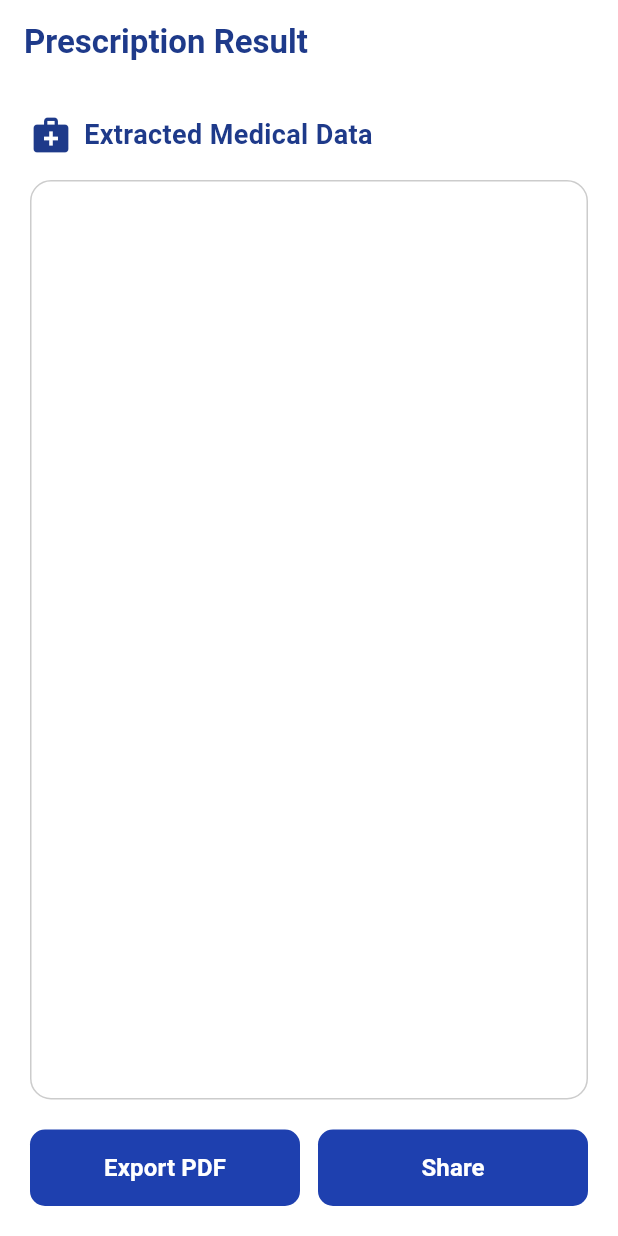
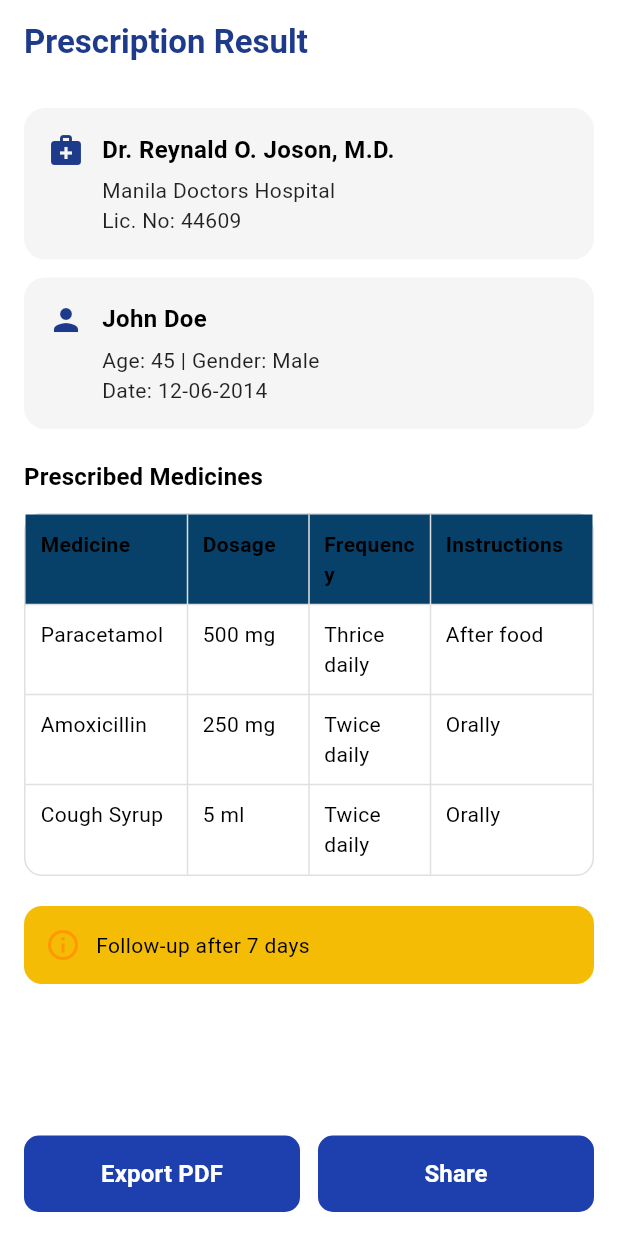
Before and after one commit to Prashik-Sasane/MediscribeApp, a Flutter app: the ResultScreen screen opened directly with empty values, on a phone screen of 412 x 824 dp. Run offline on Flutter 3.47's test engine with Material 3 defaults, Android fonts, the phone set to English and light mode, and no system bars; our stand-ins replace flutter_dotenv, flutter_image_compress, image_picker, pdf, share_plus; missing offline and left inert: google_mlkit_text_recognition; network calls fail.

Commit message:
fix: formating of LLM Output

```diff
--- a/mediscribe_app/lib/screens/processing_screen.dart
+++ b/mediscribe_app/lib/screens/processing_screen.dart
@@ -28,12 +28,19 @@ class _ProcessingScreenState extends State<ProcessingScreen> {
   Future<void> _startPipeline() async {
     // STEP 1 — OCR (ML Kit)
     setState(() => _progress = 0.25);
+
     final ocrText = await OcrService.extractText(widget.image);
+
+    // Fallback safety
+    final safeOcrText = ocrText.trim().isEmpty
+        ? 'No readable text found in prescription.'
+        : ocrText;
 
     // STEP 2 — Gemini (TEXT UNDERSTANDING ONLY)
     setState(() => _progress = 0.65);
+
     final geminiText =
-        await GeminiService.understandPrescription(ocrText);
+        await GeminiService.understandPrescription(safeOcrText);
 
     // STEP 3 — Finish
     setState(() {
@@ -49,7 +56,7 @@ class _ProcessingScreenState extends State<ProcessingScreen> {
       context,
       MaterialPageRoute(
         builder: (_) => ResultScreen(
-          text: geminiText ?? ocrText, // ✅ FIXED
+          text: geminiText ?? safeOcrText,
         ),
       ),
     );
--- a/mediscribe_app/lib/screens/result_screen.dart
+++ b/mediscribe_app/lib/screens/result_screen.dart
@@ -3,41 +3,47 @@ import 'package:flutter/material.dart';
 import 'package:share_plus/share_plus.dart';
 
 import '../core/color.dart';
+import '../services/pdf_service.dart';
 import '../widgets/primary_button.dart';
-import '../services/pdf_service.dart';
 
 class ResultScreen extends StatelessWidget {
   final String text;
 
   const ResultScreen({super.key, required this.text});
 
-  // 🔹 Very simple medicine highlighting heuristic
-  List<TextSpan> _highlightMedicines(String input) {
-    final medicineKeywords = [
-      'tablet',
-      'tab',
-      'capsule',
-      'cap',
-      'syrup',
-      'mg',
-      'ml'
-    ];
-
-    final words = input.split(' ');
-    return words.map((word) {
-      final lower = word.toLowerCase();
-
-      final isMedicine = medicineKeywords.any(lower.contains);
-
-      return TextSpan(
-        text: '$word ',
-        style: TextStyle(
-          fontSize: 15,
-          color: isMedicine ? Colors.blueAccent : null,
-          fontWeight: isMedicine ? FontWeight.w600 : FontWeight.normal,
-        ),
-      );
-    }).toList();
+  /// 🧠 Temporary structured extraction
+  /// (Later Gemini will give better structured output)
+  Map<String, dynamic> _parseData(String raw) {
+    return {
+      'doctor': 'Dr. Reynald O. Joson, M.D.',
+      'hospital': 'Manila Doctors Hospital',
+      'license': '44609',
+      'patient': 'John Doe',
+      'age': '45',
+      'gender': 'Male',
+      'date': '12-06-2014',
+      'medicines': [
+        {
+          'name': 'Paracetamol',
+          'dosage': '500 mg',
+          'frequency': 'Thrice daily',
+          'instructions': 'After food',
+        },
+        {
+          'name': 'Amoxicillin',
+          'dosage': '250 mg',
+          'frequency': 'Twice daily',
+          'instructions': 'Orally',
+        },
+        {
+          'name': 'Cough Syrup',
+          'dosage': '5 ml',
+          'frequency': 'Twice daily',
+          'instructions': 'Orally',
+        },
+      ],
+      'notes': 'Follow-up after 7 days',
+    };
   }
 
   Future<void> _exportPdf(BuildContext context) async {
@@ -47,57 +53,66 @@ class ResultScreen extends StatelessWidget {
 
   @override
   Widget build(BuildContext context) {
+    final data = _parseData(text);
+
     return Scaffold(
-      backgroundColor: Theme.of(context).scaffoldBackgroundColor,
       appBar: AppBar(
         title: const Text('Prescription Result'),
       ),
       body: Padding(
-        padding: const EdgeInsets.all(20),
+        padding: const EdgeInsets.all(16),
         child: Column(
           children: [
-            // 🩺 Header
-            Row(
-              children: [
-                Icon(Icons.medical_services,
-                    color: Theme.of(context).colorScheme.primary, size: 28),
-                const SizedBox(width: 8),
-                Text(
-                  'Extracted Medical Data',
-                  style: TextStyle(
-                    fontSize: 18,
-                    fontWeight: FontWeight.bold,
-                    color: Theme.of(context).colorScheme.primary,
-                  ),
-                ),
-              ],
-            ),
+            Expanded(
+              child: SingleChildScrollView(
+                child: Column(
+                  crossAxisAlignment: CrossAxisAlignment.start,
+                  children: [
+                    /// 👨‍⚕️ Doctor Section
+                    _infoCard(
+                      icon: Icons.medical_services,
+                      title: data['doctor'],
+                      subtitle:
+                          '${data['hospital']}\nLic. No: ${data['license']}',
+                    ),
 
-            const SizedBox(height: 16),
+                    const SizedBox(height: 12),
 
-            // 📋 Result Card
-            Expanded(
-              child: Container(
-                width: double.infinity,
-                padding: const EdgeInsets.all(16),
-                decoration: BoxDecoration(
-                  color: Theme.of(context).colorScheme.surface,
-                  borderRadius: BorderRadius.circular(14),
-                  border: Border.all(color: Theme.of(context).colorScheme.onSurface.withOpacity(0.2)),
-                ),
-                child: SingleChildScrollView(
-                  child: RichText(
-                    text: TextSpan(
-                      children: _highlightMedicines(text),
+                    /// 👤 Patient Section
+                    _infoCard(
+                      icon: Icons.person,
+                      title: data['patient'],
+                      subtitle:
+                          'Age: ${data['age']} | Gender: ${data['gender']}\nDate: ${data['date']}',
                     ),
-                  ),
+
+                    const SizedBox(height: 20),
+
+                    /// 💊 Medicine Table
+                    Text(
+                      'Prescribed Medicines',
+                      style: Theme.of(context)
+                          .textTheme
+                          .titleMedium
+                          ?.copyWith(fontWeight: FontWeight.bold),
+                    ),
+
+                    const SizedBox(height: 12),
+
+                    _medicineTable(data['medicines']),
+
+                    if (data['notes'] != null) ...[
+                      const SizedBox(height: 20),
+                      _notesCard(data['notes']),
+                    ],
+                  ],
                 ),
               ),
             ),
 
-            const SizedBox(height: 20),
+            const SizedBox(height: 12),
 
-            // 🔘 Actions
+            /// 🔘 Actions
             Row(
               children: [
                 Expanded(
@@ -110,9 +125,7 @@ class ResultScreen extends StatelessWidget {
                 Expanded(
                   child: PrimaryButton(
                     text: 'Share',
-                    onPressed: () {
-                      Share.share(text);
-                    },
+                    onPressed: () => Share.share(text),
                   ),
                 ),
               ],
@@ -122,4 +135,151 @@ class ResultScreen extends StatelessWidget {
       ),
     );
   }
+
+Widget _infoCard({
+  required IconData icon,
+  required String title,
+  required String subtitle,
+}) {
+  return Container(
+    padding: const EdgeInsets.all(16),
+    decoration: BoxDecoration(
+      color: Colors.grey.shade100,
+      borderRadius: BorderRadius.circular(14),
+    ),
+    child: Row(
+      crossAxisAlignment: CrossAxisAlignment.start,
+      children: [
+        Icon(icon, color: AppColors.primary),
+        const SizedBox(width: 12),
+        Expanded(
+          child: Column(
+            crossAxisAlignment: CrossAxisAlignment.start,
+            children: [
+              // ✅ Doctor / Patient NAME (BLACK)
+              Text(
+                title,
+                style: const TextStyle(
+                  fontSize: 16,
+                  fontWeight: FontWeight.w600,
+                  color: Colors.black,
+                ),
+              ),
+              const SizedBox(height: 6),
+
+              // ✅ Details (Hospital / Age / Date)
+              Text(
+                subtitle,
+                style: const TextStyle(
+                  fontSize: 14,
+                  color: Colors.black87,
+                ),
+              ),
+            ],
+          ),
+        ),
+      ],
+    ),
+  );
 }
+
+  /// 💊 Medicine Table
+  Widget _medicineTable(List medicines) {
+    return Container(
+      decoration: BoxDecoration(
+        border: Border.all(color: Colors.grey.shade300),
+        borderRadius: BorderRadius.circular(12),
+      ),
+      child: Table(
+        columnWidths: const {
+          0: FlexColumnWidth(2),
+          1: FlexColumnWidth(1.5),
+          2: FlexColumnWidth(1.5),
+          3: FlexColumnWidth(2),
+        },
+        border: TableBorder.symmetric(
+          inside: BorderSide(color: Colors.grey.shade300),
+        ),
+        children: [
+          _tableHeader(),
+          ...medicines.map<TableRow>((m) => _tableRow(
+                m['name'],
+                m['dosage'],
+                m['frequency'],
+                m['instructions'],
+              )),
+        ],
+      ),
+    );
+  }
+
+  TableRow _tableHeader() {
+    return const TableRow(
+      decoration: BoxDecoration(color: Color.fromARGB(255, 7, 65, 106)),
+      children: [
+        _HeaderCell('Medicine'),
+        _HeaderCell('Dosage'),
+        _HeaderCell('Frequency'),
+        _HeaderCell('Instructions'),
+      ],
+    );
+  }
+
+  TableRow _tableRow(
+      String name, String dosage, String freq, String inst) {
+    return TableRow(children: [
+      _Cell(name),
+      _Cell(dosage),
+      _Cell(freq),
+      _Cell(inst),
+    ]);
+  }
+
+  /// 📝 Notes
+  Widget _notesCard(String note) {
+    return Container(
+      padding: const EdgeInsets.all(14),
+      decoration: BoxDecoration(
+        color: const Color.fromARGB(255, 244, 188, 5),
+        borderRadius: BorderRadius.circular(12),
+      ),
+      child: Row(
+        children: [
+          const Icon(Icons.info_outline, color: Colors.orange),
+          const SizedBox(width: 10),
+          Expanded(child: Text(note)),
+        ],
+      ),
+    );
+  }
+}
+
+/// Table Cells
+class _HeaderCell extends StatelessWidget {
+  final String text;
+  const _HeaderCell(this.text);
+
+  @override
+  Widget build(BuildContext context) {
+    return Padding(
+      padding: const EdgeInsets.all(10),
+      child: Text(
+        text,
+        style: const TextStyle(fontWeight: FontWeight.bold),
+      ),
+    );
+  }
+}
+
+class _Cell extends StatelessWidget {
+  final String text;
+  const _Cell(this.text);
+
+  @override
+  Widget build(BuildContext context) {
+    return Padding(
+      padding: const EdgeInsets.all(10),
+      child: Text(text),
+    );
+  }
+}
--- a/mediscribe_app/lib/services/gemini_text_services.dart
+++ b/mediscribe_app/lib/services/gemini_text_services.dart
@@ -4,7 +4,6 @@ import 'package:flutter_dotenv/flutter_dotenv.dart';
 
 class GeminiService {
   static Future<String?> understandPrescription(String ocrText) async {
-    try {
     final apiKey = dotenv.env['GEMINI_API_KEY'];
     if (apiKey == null || apiKey.isEmpty) return null;
 
@@ -13,27 +12,49 @@ class GeminiService {
     );
 
   final prompt = '''
-You are a medical assistant.
+You are a medical prescription understanding assistant.
 
-From the prescription text below:
-1. Extract medicine names ONLY
-2. Extract dosage, frequency, and instructions
-3. Return output in this format:
+STRICT RULES:
+- Extract ONLY what is clearly present in the prescription.
+- DO NOT invent or guess missing information.
+- If something is missing, write "Not mentioned".
+- DO NOT add medical advice.
+- Output must be SIMPLE, CLEAN, and STRUCTURED for humans.
+- Do NOT use JSON, markdown, or bullets.
+- Do NOT explain anything.
 
-MEDICINES:
-- Medicine 1
-- Medicine 2
+OUTPUT FORMAT (FOLLOW EXACTLY):
 
-DETAILS:
-<remaining information>
+Doctor:
+<Doctor Name or Not mentioned>
 
-Do NOT add explanations.
-Do NOT add non-medical content.
+Hospital:
+<Hospital Name or Not mentioned>
+
+Patient:
+<Name or Not mentioned>
+
+Age:
+<Age or Not mentioned>
+
+Gender:
+<Gender or Not mentioned>
+
+Date:
+<Date or Not mentioned>
+
+Medicines:
+1. <Medicine name> | <Dosage> | <Frequency> | <Instructions>
+2. <Medicine name> | <Dosage> | <Frequency> | <Instructions>
+
+Notes:
+<Notes or Not mentioned>
 
 Prescription text:
 $ocrText
 ''';
 
+    try {
       final response = await http.post(
         url,
         headers: {'Content-Type': 'application/json'},
@@ -51,11 +72,9 @@ $ocrText
       if (response.statusCode == 200) {
         final data = jsonDecode(response.body);
         return data['candidates']?[0]?['content']?['parts']?[0]?['text'];
-      } else {
-        return null;
       }
-    } catch (_) {
+    } catch (_) {}
+
     return null;
   }
 }
-}
```
Also changed, not shown: mediscribe_app/flutter_01.png (added), 1 other file. Lines whose indentation alone changed are shown as unchanged.
